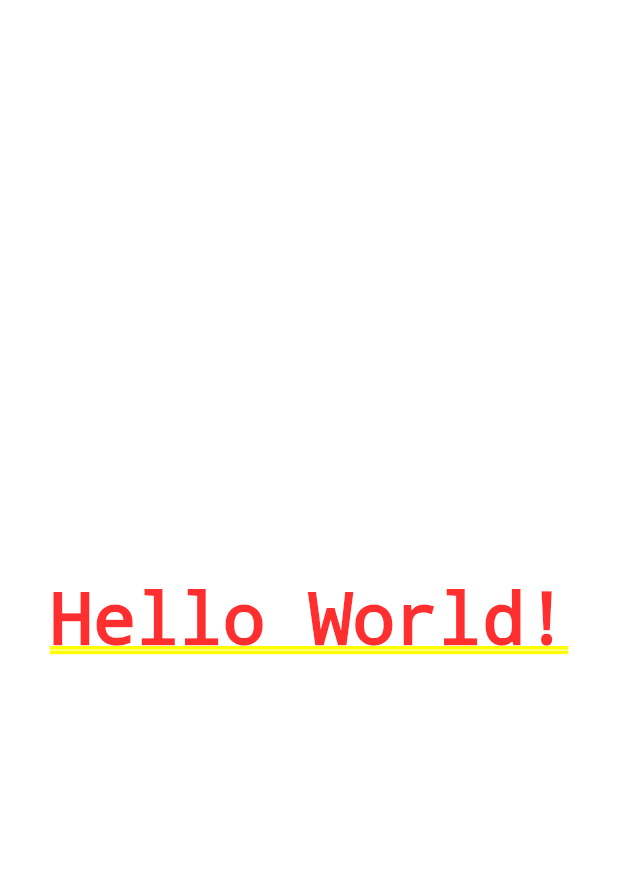
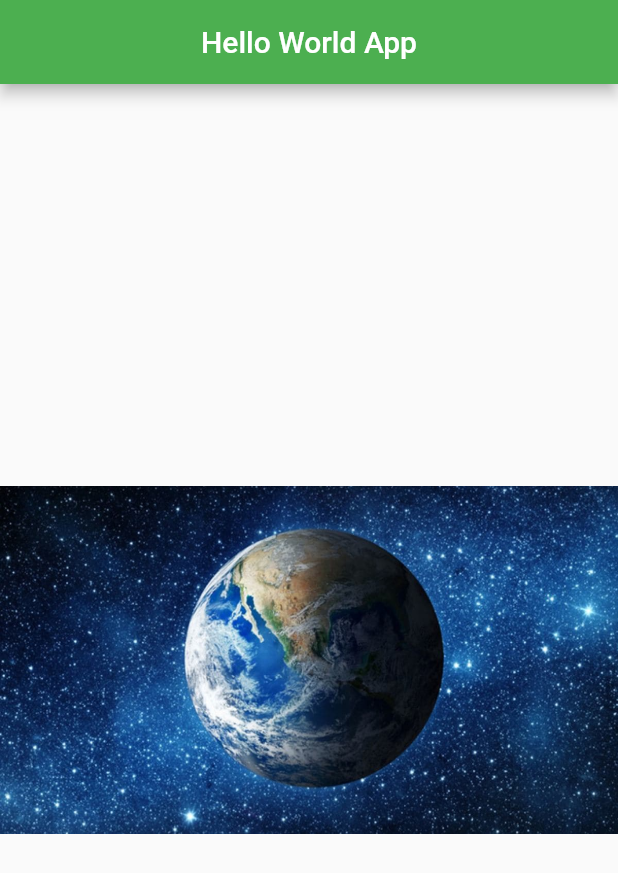
Before and after one commit to MundingAkbar/CC105ActivityHelloWorld, a Flutter app: the screen it shows after launch, on a phone screen of 412 x 824 dp. Shown: the top 873 px of the screen. Run offline on Flutter 3.47's test engine with Material 2 defaults, Android fonts, the phone set to English and light mode, and no system bars.

Commit message:
Scaffolding the app with image

```diff
--- a/HelloWorld/lib/main.dart
+++ b/HelloWorld/lib/main.dart
@@ -1,8 +1,25 @@
 import 'package:flutter/material.dart';
 
 void main() {
-  runApp(MaterialApp(
-      home: Center(
-    child: Text('Hello World!'),
-  )));
+  runApp(
+    MaterialApp(
+      home: MyApp(),
+    ),
+  );
 }
+
+class MyApp extends StatelessWidget {
+  @override
+  Widget build(BuildContext context) {
+    return Scaffold(
+      appBar: AppBar(
+        backgroundColor: Colors.green,
+        title: Text('Hello World App'),
+        centerTitle: true,
+      ),
+      body: Center(
+        child: Image(image: AssetImage('assets/image/world.jpg')),
+      ),
+    );
+  }
+}
--- a/HelloWorld/pubspec.yaml
+++ b/HelloWorld/pubspec.yaml
@@ -45,9 +45,9 @@ flutter:
   uses-material-design: true
 
   # To add assets to your application, add an assets section, like this:
-  # assets:
-  #   - images/a_dot_burr.jpeg
-  #   - images/a_dot_ham.jpeg
+  assets:
+    - assets/image/world.jpg
+    # - images/a_dot_ham.jpeg
 
   # An image asset can refer to one or more resolution-specific "variants", see
   # https://flutter.dev/assets-and-images/#resolution-aware.
```
Also changed, not shown: HelloWorld/assets/image/world.jpg (added).
